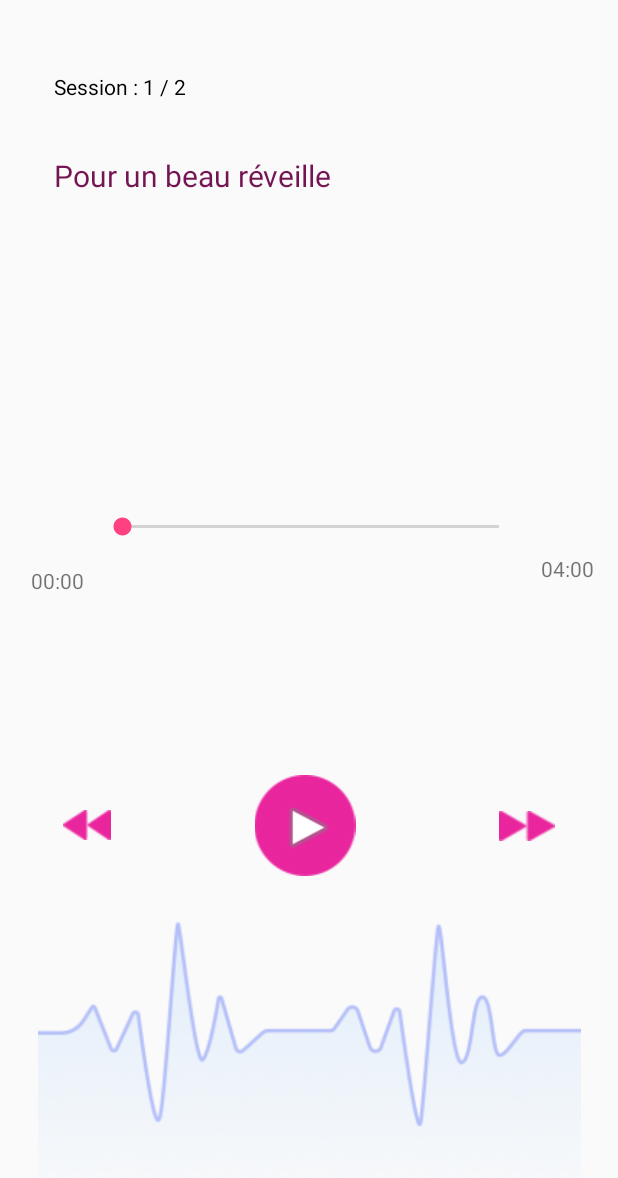
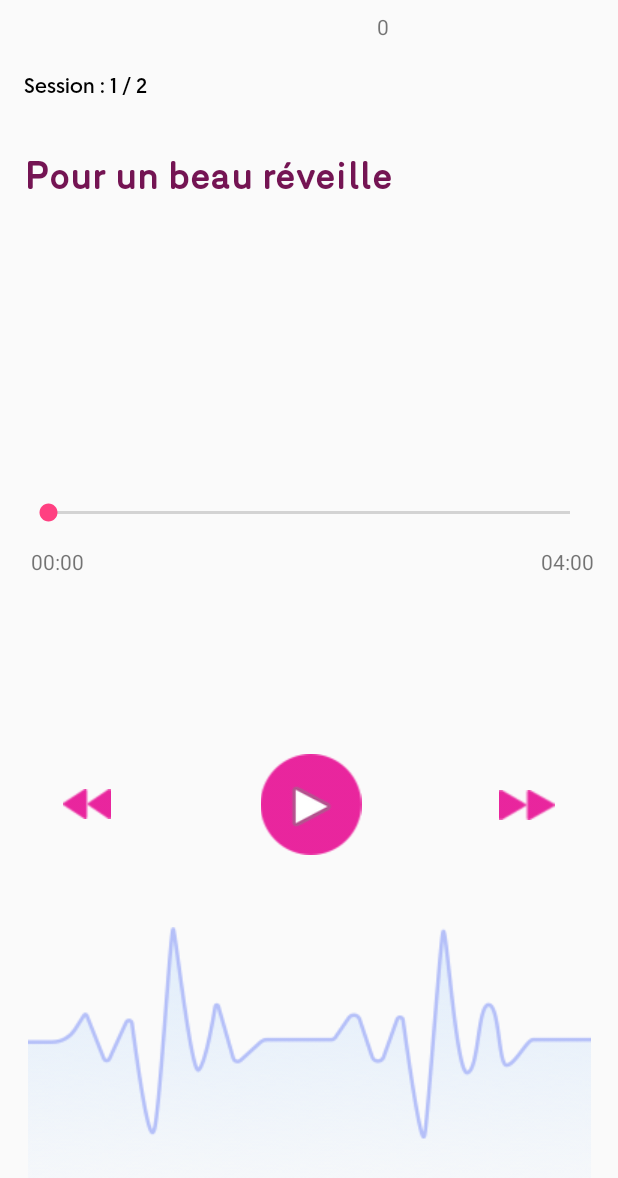
Before and after one commit to julioyildo/kotlin_yoga, an Android app: the SecondActivity screen opened directly, with no data from a screen before it, after a tap on "Sleeping better", on a phone screen of 412 x 824 dp. Shown: the top 1178 px of the screen. Run offline under Robolectric (Android 15) with nearby library versions, the phone set to English and light mode, and no system bars.

Commit message:
add parentIndex

```diff
--- a/app/src/main/java/fr/serhatyildirim/yoga/SecondActivity.kt
+++ b/app/src/main/java/fr/serhatyildirim/yoga/SecondActivity.kt
@@ -1,16 +1,20 @@
 package fr.serhatyildirim.yoga
 
 import android.content.Intent
+import android.graphics.Typeface
 import android.support.v7.app.AppCompatActivity
 import android.os.Bundle
 import android.view.View
-import fr.serhatyildirim.yoga.R.id.btn_sleep_description
+import fr.serhatyildirim.yoga.R.id.*
 import kotlinx.android.synthetic.main.activity_second.*
 
 class SecondActivity : AppCompatActivity() {
-
-    val MENU_SLEEP = 0
-    val MENU_STRESS = 1
+    val SLEEP = 0
+    val STRESS = 1
+    val CALM = 2
+    val FOCUSED = 3
+    val ANXIETY = 4
+    val CHECKING= 5
 
 
     override fun onCreate(savedInstanceState: Bundle?) {
@@ -18,32 +22,67 @@ class SecondActivity : AppCompatActivity() {
         setContentView(R.layout.activity_second)
 
 
+        var mercuryFont = Typeface.createFromAsset(assets, "fonts/mercury_bold.ttf")
+        var GeomanistLightFont = Typeface.createFromAsset(assets, "fonts/Geomanist-Light.otf")
+        second_title.typeface = mercuryFont
+        second_description.typeface = GeomanistLightFont
+
+
+
         btn_sleep.setOnClickListener {
-            clickMenu(MENU_SLEEP)
+            clickMenu(SLEEP)
         }
+
         btn_stressed.setOnClickListener {
-            clickMenu(MENU_STRESS)
+            clickMenu(STRESS)
         }
+
+        btn_calm.setOnClickListener {
+            clickMenu(CALM)
+        }
+
+        btn_focused.setOnClickListener {
+            clickMenu(FOCUSED)
+        }
+
+        btn_anxiety.setOnClickListener {
+            clickMenu(ANXIETY)
+        }
+
+        btn_checking.setOnClickListener {
+            clickMenu(CHECKING)
+        }
+
 
     }
 
 
     private fun clickMenu(index: Int) {
-
         when(index) {
-            MENU_SLEEP -> {
-                val value = MENU_SLEEP // valeur arbitraire
+            SLEEP -> {
+                val value = SLEEP // valeur arbitraire
                 startActivity(ThirdActivity.createIntent(this, value))
             }
-
-            MENU_STRESS -> {
-                val value = MENU_STRESS // valeur arbitraire
+            STRESS -> {
+                val value = STRESS // valeur arbitraire
+                startActivity(ThirdActivity.createIntent(this, value))
+            }
+            CALM -> {
+                val value = CALM // valeur arbitraire
+                startActivity(ThirdActivity.createIntent(this, value))
+            }
+            FOCUSED -> {
+                val value = FOCUSED // valeur arbitraire
+                startActivity(ThirdActivity.createIntent(this, value))
+            }
+            ANXIETY -> {
+                val value = ANXIETY // valeur arbitraire
+                startActivity(ThirdActivity.createIntent(this, value))
+            }
+            CHECKING -> {
+                val value = CHECKING // valeur arbitraire
                 startActivity(ThirdActivity.createIntent(this, value))
             }
         }
     }
-
-
-
-
 }
--- a/app/src/main/java/fr/serhatyildirim/yoga/ThirdActivity.kt
+++ b/app/src/main/java/fr/serhatyildirim/yoga/ThirdActivity.kt
@@ -3,6 +3,7 @@ package fr.serhatyildirim.yoga
 
 import android.content.Context
 import android.content.Intent
+import android.graphics.Typeface
 import android.media.MediaPlayer
 import android.os.Bundle
 import android.os.Handler
@@ -12,9 +13,9 @@ import android.widget.Button
 import android.widget.SeekBar
 import android.widget.TextView
 import fr.serhatyildirim.yoga.R.id.seekBar
-import java.lang.reflect.Array
+import kotlinx.android.synthetic.main.activity_second.*
+import kotlinx.android.synthetic.main.activity_third.*
 import java.text.SimpleDateFormat
-import java.util.*
 import kotlin.collections.ArrayList
 
 // Android extensions import statements for the two views to update
@@ -24,7 +25,6 @@ data class Music(var name: String, var song: MediaPlayer, var position: Int)
 
      private var titleMusic: TextView? = null
      private var currentSession: TextView? = null
-     //private var  currentMusicInformations:  =null
      private var mediaPlayer: MediaPlayer? = null
      private var leftTime:TextView? = null
      private var rightTime: TextView? = null
@@ -33,9 +33,8 @@ data class Music(var name: String, var song: MediaPlayer, var position: Int)
      private var playButton:Button? = null
      private var nextButton:Button? =null
      private var handler: Handler? = null
-
-
      private var musics: ArrayList<Music>? = null
+     private var sectionIndex: Int = 0
      private var index: Int = 0
 
 
@@ -46,6 +45,11 @@ data class Music(var name: String, var song: MediaPlayer, var position: Int)
         super.onCreate(savedInstanceState)
         setContentView(R.layout.activity_third)
 
+
+        var mercuryFont = Typeface.createFromAsset(assets, "fonts/mercury_bold.ttf")
+        var GeomanistLightFont = Typeface.createFromAsset(assets, "fonts/Geomanist-Book.otf")
+        title_music.typeface = mercuryFont
+        track.typeface = GeomanistLightFont
 
         this.musics = arrayListOf(
                 Music("Pour un beau réveille",  MediaPlayer.create(this, R.raw.matinal), 0),
@@ -71,7 +75,7 @@ data class Music(var name: String, var song: MediaPlayer, var position: Int)
 
         seekBar?.max = mediaPlayer?.duration!!
 
-
+        this.showRandomNumber()
 
         seekBar?.setOnSeekBarChangeListener(object: SeekBar.OnSeekBarChangeListener{
             override fun onProgressChanged(seekBar: SeekBar, i: Int, b: Boolean) {
@@ -87,18 +91,15 @@ data class Music(var name: String, var song: MediaPlayer, var position: Int)
                 leftTime?.text = dateFormat.format(currentPos)
                 rightTime?.text = dateFormat.format(duration)
             }
-
             override fun onStartTrackingTouch(seekBar: SeekBar) {
                 // Do something
                // Toast.makeText(applicationContext,"start tracking",Toast.LENGTH_SHORT).show()
             }
-
             override fun onStopTrackingTouch(seekBar: SeekBar) {
                 // Do something
                // Toast.makeText(applicationContext,"stop tracking",Toast.LENGTH_SHORT).show()
             }
         })
-
 
         this.setInformation()
     }
@@ -113,6 +114,8 @@ data class Music(var name: String, var song: MediaPlayer, var position: Int)
         fun createIntent(context: Context, value: Int): Intent {
             return Intent(context, ThirdActivity::class.java).putExtra(EXTRA_VALUE, value)
         }
+
+
     }
 
 
@@ -123,7 +126,6 @@ data class Music(var name: String, var song: MediaPlayer, var position: Int)
      // GET MUSIC
      private fun getMusic(){
          this.mediaPlayer = this.musics!![this.index].song
-
      }
 
 
@@ -135,7 +137,6 @@ data class Music(var name: String, var song: MediaPlayer, var position: Int)
 
      // HANDLE BUTTONS CLICKS
      private fun  clickMenu(view: View) {
-
          when(view) {
             prevButton->{
                 this.pauseMusic()
@@ -144,20 +145,15 @@ data class Music(var name: String, var song: MediaPlayer, var position: Int)
                 this.getMusic()
                 this.startMusic()
                 this.setInformation()
-
             }
             playButton -> {
                 this.getMusic()
                 if(mediaPlayer?.isPlaying!!) {
                     this.pauseMusic()
-
-
                 } else {
                     this.startMusic()
-
                 }
             }
-
             nextButton -> {
                 this.pauseMusic()
                 this.index = this.index +1
@@ -165,9 +161,7 @@ data class Music(var name: String, var song: MediaPlayer, var position: Int)
                 this.getMusic()
                 this.startMusic()
                 this.setInformation()
-
             }
-
         }
     }
 
@@ -214,12 +208,9 @@ data class Music(var name: String, var song: MediaPlayer, var position: Int)
                  kotlin.run {
                      this.updateThread()
                  }
-
              }
              handler?.postDelayed(runnable, 1000)
-
          }
-
      }
 
 
@@ -261,4 +252,16 @@ data class Music(var name: String, var song: MediaPlayer, var position: Int)
      }
 
 
+
+
+     private fun showRandomNumber() {
+         // Get the count from the intent extras
+         val count = intent.getIntExtra(EXTRA_VALUE, 0)
+
+
+         this.sectionIndex = count
+         idd.text = sectionIndex.toString()
+
+
+     }
 }
--- a/app/src/main/res/layout/activity_third.xml
+++ b/app/src/main/res/layout/activity_third.xml
@@ -10,7 +10,7 @@
         android:id="@+id/track"
         android:layout_width="wrap_content"
         android:layout_height="wrap_content"
-        android:layout_marginStart="36dp"
+        android:layout_marginStart="16dp"
         android:layout_marginTop="48dp"
         android:text="Session 7/10"
         android:textColor="@android:color/black"
@@ -21,11 +21,12 @@
         android:id="@+id/imageView17"
         android:layout_width="69dp"
         android:layout_height="wrap_content"
-        android:layout_marginBottom="20dp"
+        android:layout_marginBottom="48dp"
         android:layout_marginEnd="8dp"
         android:layout_marginStart="8dp"
         app:layout_constraintBottom_toTopOf="@+id/imageView5"
         app:layout_constraintEnd_toStartOf="@+id/nextButton"
+        app:layout_constraintHorizontal_bias="0.524"
         app:layout_constraintStart_toEndOf="@+id/prevButton"
         app:srcCompat="@drawable/circle" />
 
@@ -36,14 +37,16 @@
         android:layout_marginTop="36dp"
         android:text="@string/song_name"
         android:textColor="@color/colorTitle"
-        android:textSize="20sp"
+        android:textSize="25sp"
         app:layout_constraintStart_toStartOf="@+id/track"
         app:layout_constraintTop_toBottomOf="@+id/track" />
 
     <ImageView
         android:id="@+id/imageView5"
-        android:layout_width="362dp"
-        android:layout_height="220dp"
+        android:layout_width="0dp"
+        android:layout_height="wrap_content"
+        android:layout_marginEnd="-10dp"
+        android:layout_marginStart="-10dp"
         app:layout_constraintBottom_toBottomOf="parent"
         app:layout_constraintEnd_toEndOf="parent"
         app:layout_constraintStart_toStartOf="parent"
@@ -51,11 +54,11 @@
 
     <SeekBar
         android:id="@+id/seekBar"
-        android:layout_width="283dp"
-        android:layout_height="20dp"
+        android:layout_width="0dp"
+        android:layout_height="29dp"
         android:layout_marginBottom="24dp"
-        android:layout_marginEnd="8dp"
-        android:layout_marginStart="8dp"
+        android:layout_marginEnd="16dp"
+        android:layout_marginStart="16dp"
         android:layout_marginTop="8dp"
         app:layout_constraintBottom_toTopOf="@+id/imageView17"
         app:layout_constraintEnd_toEndOf="parent"
@@ -80,7 +83,7 @@
         android:layout_height="wrap_content"
         android:layout_marginEnd="8dp"
         android:layout_marginStart="4dp"
-        android:layout_marginTop="16dp"
+        android:layout_marginTop="8dp"
         android:text="00:00"
         app:layout_constraintEnd_toStartOf="@+id/duration"
         app:layout_constraintHorizontal_bias="0.053"
@@ -98,7 +101,6 @@
         android:background="@android:drawable/ic_media_play"
         app:layout_constraintBottom_toBottomOf="@+id/imageView17"
         app:layout_constraintEnd_toEndOf="@+id/imageView17"
-        app:layout_constraintHorizontal_bias="0.7"
         app:layout_constraintStart_toStartOf="@+id/imageView17"
         app:layout_constraintTop_toTopOf="@+id/imageView17"
         app:layout_constraintVertical_bias="0.6" />
@@ -128,4 +130,16 @@
         app:layout_constraintEnd_toEndOf="parent"
         app:layout_constraintTop_toTopOf="@+id/imageView17" />
 
+    <TextView
+        android:id="@+id/idd"
+        android:layout_width="wrap_content"
+        android:layout_height="wrap_content"
+        android:layout_marginEnd="8dp"
+        android:layout_marginStart="8dp"
+        android:layout_marginTop="8dp"
+        android:text="TextView"
+        app:layout_constraintEnd_toEndOf="parent"
+        app:layout_constraintStart_toEndOf="@+id/track"
+        app:layout_constraintTop_toTopOf="parent" />
+
 </android.support.constraint.ConstraintLayout>
```
Also changed, not shown: app/src/main/res/layout/activity_second.xml (+8 -8 lines).
